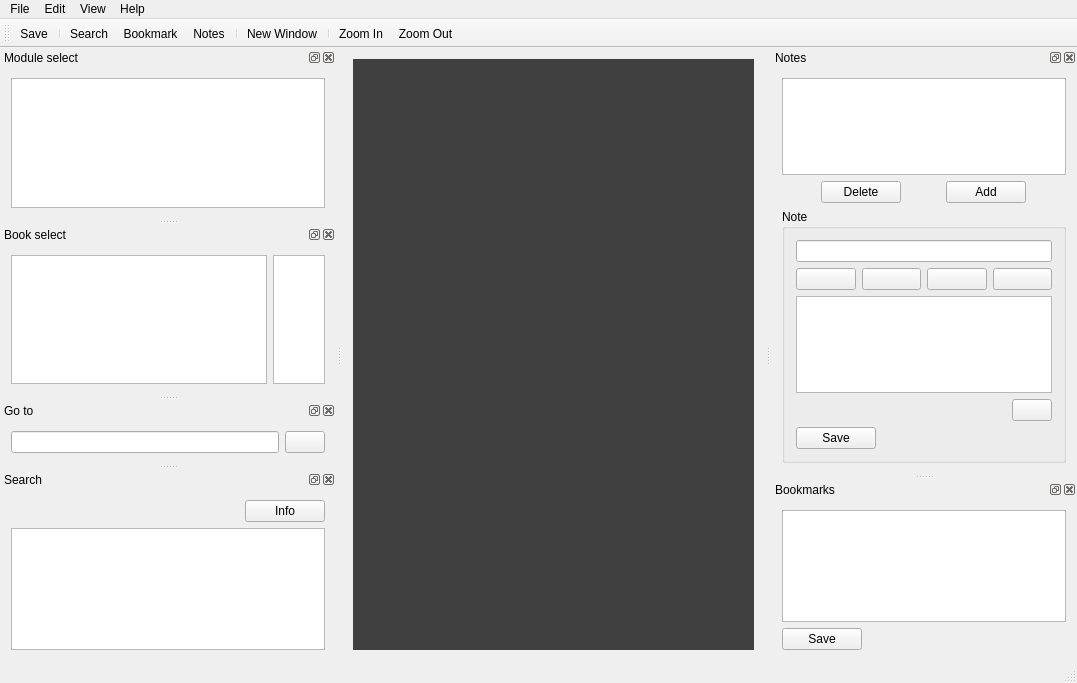
The window that src/ui/main/mainwindow.ui (metaxy/openBibleViewer) describes before a commit, drawn with Qt 5.
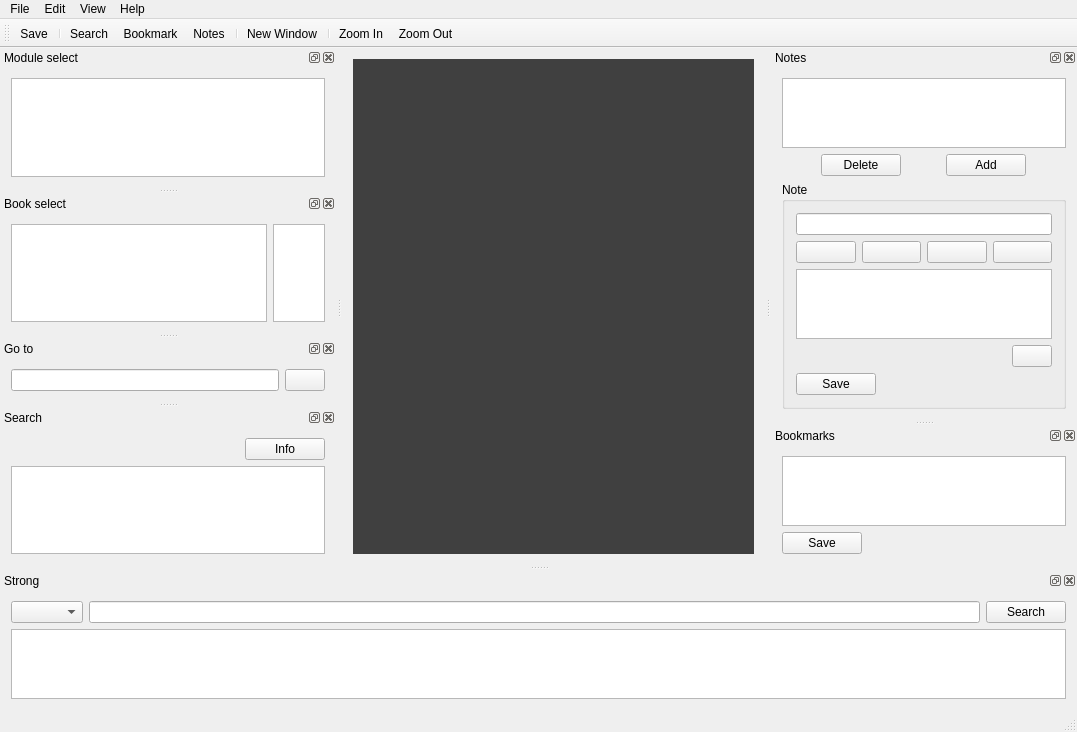
The same window after the commit. Icons and pictures are not drawn.

Commit message: added strong support( not finished )

The edit to the form file:
```diff
--- a/src/ui/main/mainwindow.ui
+++ b/src/ui/main/mainwindow.ui
@@ -700,6 +700,50 @@
     </layout>
    </widget>
   </widget>
+  <widget class="QDockWidget" name="dockWidget">
+   <property name="sizePolicy">
+    <sizepolicy hsizetype="Expanding" vsizetype="Expanding">
+     <horstretch>0</horstretch>
+     <verstretch>0</verstretch>
+    </sizepolicy>
+   </property>
+   <property name="minimumSize">
+    <size>
+     <width>194</width>
+     <height>133</height>
+    </size>
+   </property>
+   <property name="windowTitle">
+    <string>Strong</string>
+   </property>
+   <attribute name="dockWidgetArea">
+    <number>8</number>
+   </attribute>
+   <widget class="QWidget" name="dockWidgetContents_7">
+    <layout class="QVBoxLayout" name="verticalLayout_4">
+     <item>
+      <layout class="QHBoxLayout" name="horizontalLayout_7">
+       <item>
+        <widget class="QComboBox" name="comboBox_strong"/>
+       </item>
+       <item>
+        <widget class="QLineEdit" name="lineEdit_strong"/>
+       </item>
+       <item>
+        <widget class="QPushButton" name="pushButton_strongSearch">
+         <property name="text">
+          <string>Search</string>
+         </property>
+        </widget>
+       </item>
+      </layout>
+     </item>
+     <item>
+      <widget class="QTextBrowser" name="textBrowser_strong"/>
+     </item>
+    </layout>
+   </widget>
+  </widget>
   <action name="actionSave">
    <property name="icon">
     <iconset resource="../../icons.qrc">
```
The commit also changes 17 other files.
